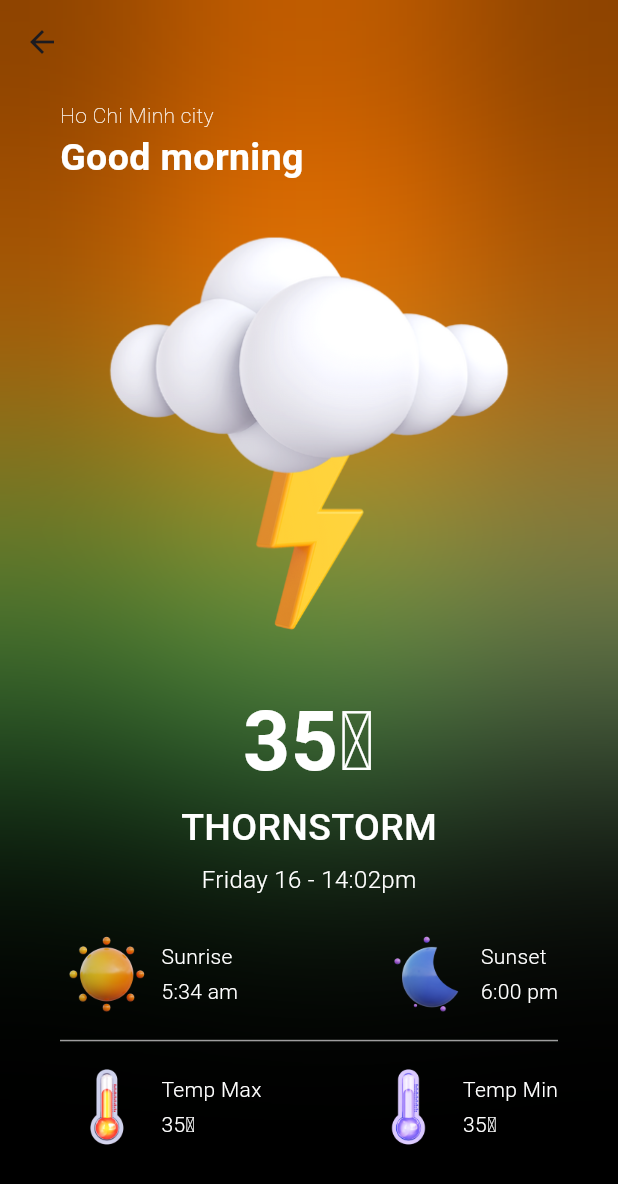
After one commit to tranqui268/Chat-App, a Flutter app: the WeatherPage screen opened directly, on a phone screen of 412 x 824 dp. The commit adds this screen. Shown: the top 1184 px of the screen. Run offline on Flutter 3.47's test engine with Material 3 defaults, Android fonts, the phone set to English and light mode, and no system bars; our stand-ins replace bloc, equatable; network calls fail.

Commit message:
feat/Weather UI

```diff
--- a/QChat/lib/presentation/screen/home_page.dart
+++ b/QChat/lib/presentation/screen/home_page.dart
@@ -15,6 +15,7 @@ class _HomePageState extends State<HomePage>{
     Text('AL'),
     Text('AL'),
     const MenuPage(),
+
   ];
   @override
   Widget build(Object context) {
--- a/QChat/lib/presentation/screen/menu_page.dart
+++ b/QChat/lib/presentation/screen/menu_page.dart
@@ -1,3 +1,4 @@
+import 'package:chat_app/presentation/screen/weather_page.dart';
 import 'package:flutter/material.dart';
 
 class MenuPage extends StatelessWidget {
@@ -62,6 +63,13 @@ class MenuPage extends StatelessWidget {
             },
             child: _MenuItem('assets/icons/friends.png', 'Friend Request'),
           ),
+          GestureDetector(
+            onTap: (){
+              Navigator.push(context, MaterialPageRoute(builder: (_) => WeatherPage()));
+
+            },
+            child: _MenuItem('assets/icons/cloudy.png', 'Weather'),
+          )
 
         ],
 
--- /dev/null
+++ b/QChat/lib/presentation/screen/weather_page.dart
@@ -0,0 +1,254 @@
+import 'dart:ui';
+
+import 'package:chat_app/constant.dart';
+import 'package:flutter/material.dart';
+import 'package:flutter/services.dart';
+
+class WeatherPage extends StatefulWidget {
+  const WeatherPage({super.key});
+
+  @override
+  State<WeatherPage> createState() => _WeatherPageState();
+}
+
+class _WeatherPageState extends State<WeatherPage> {
+  @override
+  Widget build(BuildContext context) {
+    return Scaffold(
+      backgroundColor: Colors.black,
+      extendBodyBehindAppBar: true,
+      appBar: AppBar(
+        backgroundColor: Colors.transparent,
+        elevation: 0,
+        systemOverlayStyle: const SystemUiOverlayStyle(statusBarBrightness: Brightness.dark),
+      ),
+      body: Padding(
+        padding: const EdgeInsets.fromLTRB(40, 1.2 * kToolbarHeight, 40, 20),
+        child: SizedBox(
+          height: MediaQuery.of(context).size.height,
+          child: Stack(
+            children: [
+              Align(
+                alignment: const AlignmentDirectional(3, -0.3),
+                child: Container(
+                  height: 300,
+                  width: 300,
+                  decoration: const BoxDecoration(
+                    shape: BoxShape.circle,
+                    color: Constants.primaryColor
+                  ),
+                ),
+              ),
+              Align(
+                alignment: const AlignmentDirectional(-3, -0.3),
+                child: Container(
+                  height: 300,
+                  width: 300,
+                  decoration: const BoxDecoration(
+                    shape: BoxShape.circle,
+                    color: Colors.green
+                  ),
+                ),
+              ),
+              Align(
+                alignment: const AlignmentDirectional(0, -1.2),
+                child: Container(
+                  height: 300,
+                  width: 600,
+                  decoration: const BoxDecoration(color: Color(0xFFFF7A00)),
+                ),
+              ),
+              BackdropFilter(
+                filter: ImageFilter.blur(sigmaX: 100.0, sigmaY: 100.0),
+                child: Container(
+                  decoration: const BoxDecoration(color: Colors.transparent),
+                ),
+              ),
+
+              SizedBox(
+                width: MediaQuery.of(context).size.width,
+                height: MediaQuery.of(context).size.height,
+                child: Column(
+                  crossAxisAlignment: CrossAxisAlignment.start,
+                  children: [
+                    const Text(
+                      'Ho Chi Minh city',
+                      style: TextStyle(color: Colors.white, fontWeight: FontWeight.w100),
+                    ),
+                    const Text(
+                      'Good morning',
+                      style: TextStyle(
+                        color: Colors.white,
+                        fontSize: 25,
+                        fontWeight: FontWeight.bold
+                      ),
+                    ),
+                    Image.asset('assets/images/1.png'),
+                    const Center(
+                      child: Text(
+                        '35℃',
+                        style:  TextStyle(
+                          color: Colors.white,
+                          fontSize: 55,
+                          fontWeight: FontWeight.w600
+
+                        ),
+                      ),
+                    ),
+                    const Center(
+                      child: Text(
+                        'THORNSTORM',
+                        style: TextStyle(
+                          color: Colors.white,
+                          fontSize: 25,
+                          fontWeight: FontWeight.w500
+                        ),
+                      ),
+                    ),
+                    const SizedBox(height: 5,),
+                    const Center(
+                      child: Text(
+                        'Friday 16 - 14:02pm',
+                        style: TextStyle(
+                          color: Colors.white,
+                          fontSize: 16,
+                          fontWeight: FontWeight.w300
+                        ),
+                      ),
+                    ),
+                    const SizedBox(height: 20,),
+                    Row(
+                      mainAxisAlignment: MainAxisAlignment.spaceBetween,
+                      children: [
+                        Row(
+                          children: [
+                            Image.asset('assets/images/11.png', scale: 8,),
+                            const SizedBox(width: 5,),
+                            const Column(
+                              crossAxisAlignment: CrossAxisAlignment.start,
+                              children: [
+                                Text(
+                                  'Sunrise',
+                                  style: TextStyle(
+                                    color: Colors.white,
+                                    fontWeight: FontWeight.w300
+                                  ),
+                                ),
+                                SizedBox(height: 3,),
+                                Text(
+                                  '5:34 am',
+                                  style: TextStyle(
+                                    color: Colors.white,
+                                    fontWeight: FontWeight.w300
+                                  ),
+                                )
+                              ],
+                            )
+
+                          ],
+                        ),
+                        Row(
+                          children: [
+                            Image.asset('assets/images/12.png', scale: 8,),
+                            const SizedBox(width: 5,),
+                            const Column(
+                              crossAxisAlignment: CrossAxisAlignment.start,
+                              children: [
+                                Text(
+                                  'Sunset',
+                                  style: TextStyle(
+                                    color: Colors.white,
+                                    fontWeight: FontWeight.w300
+                                  ),
+                                ),
+                                SizedBox(height: 3,),
+                                Text(
+                                  '6:00 pm',
+                                  style: TextStyle(
+                                    color: Colors.white,
+                                    fontWeight: FontWeight.w300
+                                  ),
+                                )
+                              ],
+                            )
+                          ],
+                        )
+                      ],
+                    ),
+                    const Padding(
+                      padding: EdgeInsets.symmetric(vertical: 5.0),
+                      child: Divider(
+                        color: Colors.grey,
+                      ),
+                    ),
+                    Row(
+                      mainAxisAlignment: MainAxisAlignment.spaceBetween,
+                      children: [
+                        Row(
+                          children: [
+                            Image.asset('assets/images/13.png', scale: 8,),
+                            const SizedBox(width: 5,),
+                            const Column(
+                              crossAxisAlignment: CrossAxisAlignment.start,
+                              children: [
+                                Text(
+                                  'Temp Max',
+                                  style: TextStyle(
+                                    color: Colors.white,
+                                    fontWeight: FontWeight.w300
+                                  ),
+                                ),
+                                SizedBox(height: 3,),
+                                Text(
+                                  '35℃',
+                                  style: TextStyle(
+                                    color: Colors.white,
+                                    fontWeight: FontWeight.w300
+                                  ),
+                                ),
+                              ],
+
+                            )
+
+                          ]
+                        ),
+                        Row(
+                          children: [
+                            Image.asset('assets/images/14.png',scale: 8,),
+                            const SizedBox(width: 5,),
+                            const Column(
+                              crossAxisAlignment: CrossAxisAlignment.start,
+                              children: [
+                                Text(
+                                  'Temp Min',
+                                  style: TextStyle(
+                                    color: Colors.white,
+                                    fontWeight: FontWeight.w300
+                                  ),
+                                ),
+                                SizedBox(height: 3,),
+                                Text(
+                                  '35℃',
+                                  style: TextStyle(
+                                    color: Colors.white,
+                                    fontWeight: FontWeight.w300
+                                  ),
+                                ),
+                              ],
+
+                            )
+                          ],
+                        )
+                      ],
+                    )
+                  ],
+                ),
+              )
+            ],
+          ),
+        ),
+      )
+      ,
+    );
+  }
+}
--- a/QChat/pubspec.yaml
+++ b/QChat/pubspec.yaml
@@ -37,6 +37,9 @@ dependencies:
   cupertino_icons: ^1.0.2
   flutter_bloc: ^9.1.0
   equatable: ^2.0.7
+  geolocator: ^11.1.0
+  weather: ^3.1.1
+  intl: ^0.19.0
 
 dev_dependencies:
   flutter_test:
```
Also changed, not shown: QChat/assets/icons/cloudy.png (added), QChat/assets/images/1.png (added), QChat/assets/images/11.png (added), QChat/assets/images/12.png (added), QChat/assets/images/13.png (added), QChat/assets/images/14.png (added), QChat/assets/images/2.png (added), QChat/assets/images/3.png (added), QChat/assets/images/4.png (added), QChat/assets/images/5.png (added), QChat/assets/images/6.png (added), QChat/assets/images/7.png (added), QChat/assets/images/8.png (added), QChat/assets/images/9.png (added), 1 more files, 7 other files.
